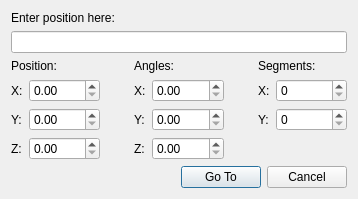
o3de/o3de, file Code/Sandbox/Editor/GotoPositionDlg.ui: the form before one commit.
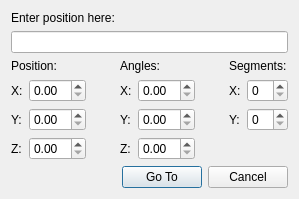
The form after the commit.

Commit message: Adjusted dialog size.

The edit to the form file:
```diff
--- a/Code/Sandbox/Editor/GotoPositionDlg.ui
+++ b/Code/Sandbox/Editor/GotoPositionDlg.ui
@@ -6,8 +6,8 @@
    <rect>
     <x>0</x>
     <y>0</y>
-    <width>358</width>
-    <height>198</height>
+    <width>290</width>
+    <height>180</height>
    </rect>
   </property>
   <property name="windowTitle">
```
